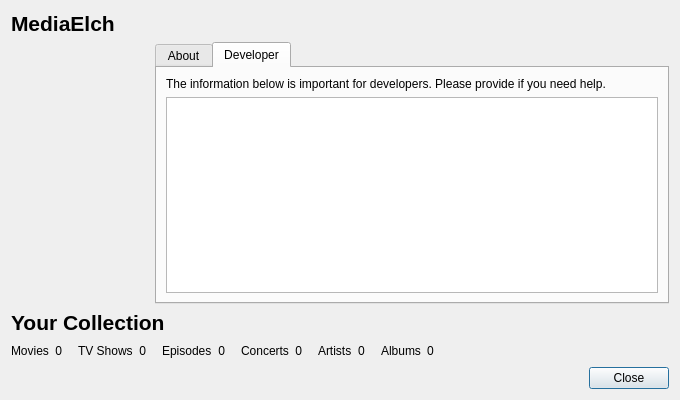
This is src/ui/main/AboutDialog.ui in Komet/MediaElch as Qt 5 draws it before an edit. The edited form follows.
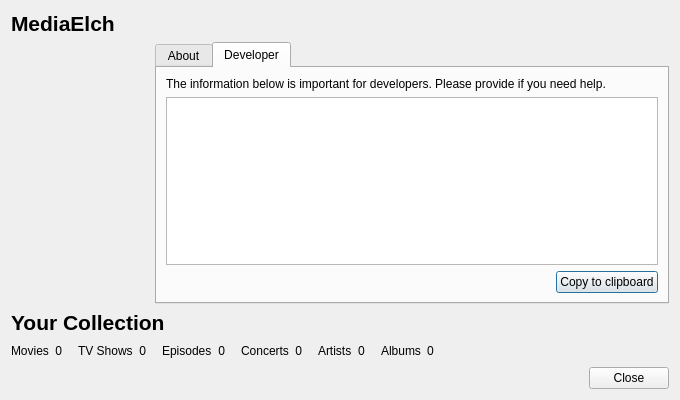
This is the edited form. The open tabs and pages were chosen to show the change. Icons and pictures are not drawn.

Commit message:
[AboutDialog] Add "Copy to clipboard" button
This makes it easier to copy the developer information.

Patch:
```diff
--- a/src/ui/main/AboutDialog.ui
+++ b/src/ui/main/AboutDialog.ui
@@ -212,6 +212,30 @@
            <item>
             <widget class="QTextBrowser" name="txtDetails"/>
            </item>
+           <item>
+            <layout class="QHBoxLayout" name="clipBoardLayout">
+             <item>
+              <spacer name="clipBoardSpacer">
+               <property name="orientation">
+                <enum>Qt::Horizontal</enum>
+               </property>
+               <property name="sizeHint" stdset="0">
+                <size>
+                 <width>40</width>
+                 <height>20</height>
+                </size>
+               </property>
+              </spacer>
+             </item>
+             <item>
+              <widget class="QPushButton" name="copyToClipboard">
+               <property name="text">
+                <string>Copy to clipboard</string>
+               </property>
+              </widget>
+             </item>
+            </layout>
+           </item>
           </layout>
          </widget>
         </widget>
```
Left out of the diff: 2 changed lines with no effect on the pictures. The commit also changes 2 other files.
